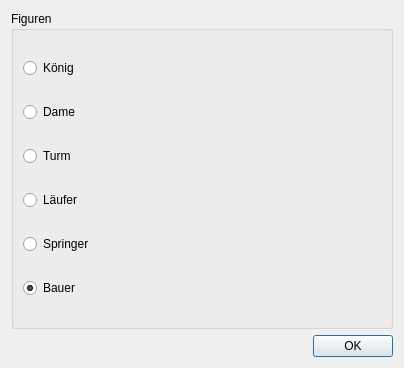
AKJ7/chesster, file chesster/gui/res/promotion_dialog.ui: the form before one commit.
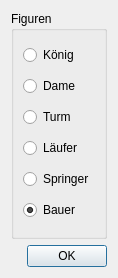
The form after the commit.

Commit message: Added missing promotion file

Diff of the .ui file:
```diff
--- a/chesster/gui/res/promotion_dialog.ui
+++ b/chesster/gui/res/promotion_dialog.ui
@@ -6,8 +6,8 @@
    <rect>
     <x>0</x>
     <y>0</y>
-    <width>404</width>
-    <height>368</height>
+    <width>118</width>
+    <height>278</height>
    </rect>
   </property>
   <property name="windowTitle">
```
The commit also changes 1 other file.
